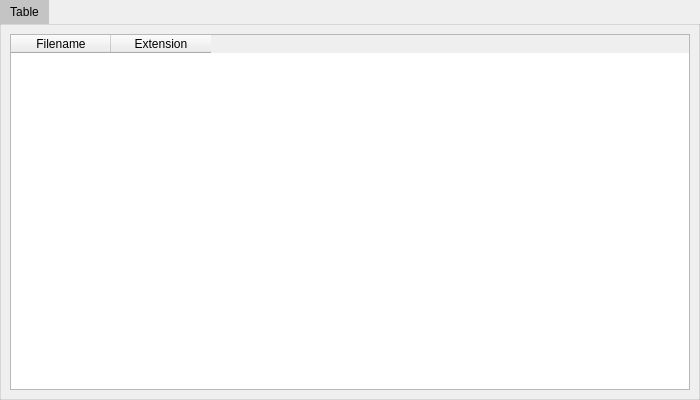
Above: gui/layout/main_workspace.ui from mudrikam/Image-Tea-mini before the change. Below: the same form after it.
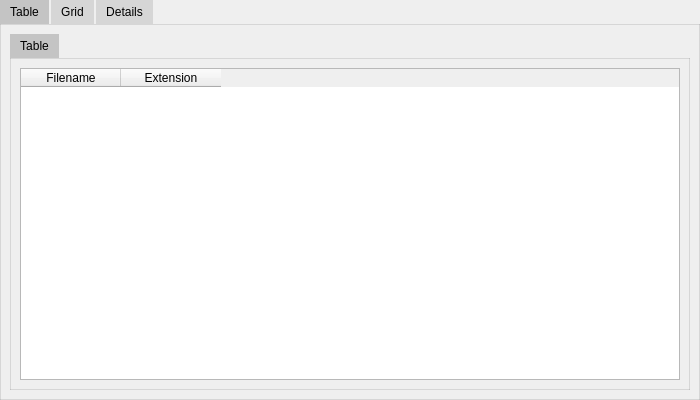
That is the form after the change.

What changed in the file:
```diff
--- a/gui/layout/main_workspace.ui
+++ b/gui/layout/main_workspace.ui
@@ -70,6 +70,16 @@
     <number>0</number>
    </property>
    <item>
+    <widget class="QTabWidget" name="tabWidget_2">
+     <property name="currentIndex">
+      <number>0</number>
+     </property>
+     <widget class="QWidget" name="table_tab">
+      <attribute name="title">
+       <string>Table</string>
+      </attribute>
+      <layout class="QVBoxLayout" name="verticalLayout_2">
+       <item>
     <widget class="QTabWidget" name="tabWidget">
      <property name="currentIndex">
       <number>0</number>
@@ -94,6 +104,20 @@
         </widget>
        </item>
       </layout>
+         </widget>
+        </widget>
+       </item>
+      </layout>
+     </widget>
+     <widget class="QWidget" name="grid_tab">
+      <attribute name="title">
+       <string>Grid</string>
+      </attribute>
+     </widget>
+     <widget class="QWidget" name="details_tab">
+      <attribute name="title">
+       <string>Details</string>
+      </attribute>
      </widget>
     </widget>
    </item>
```
Lines whose indentation alone changed are shown as unchanged.
